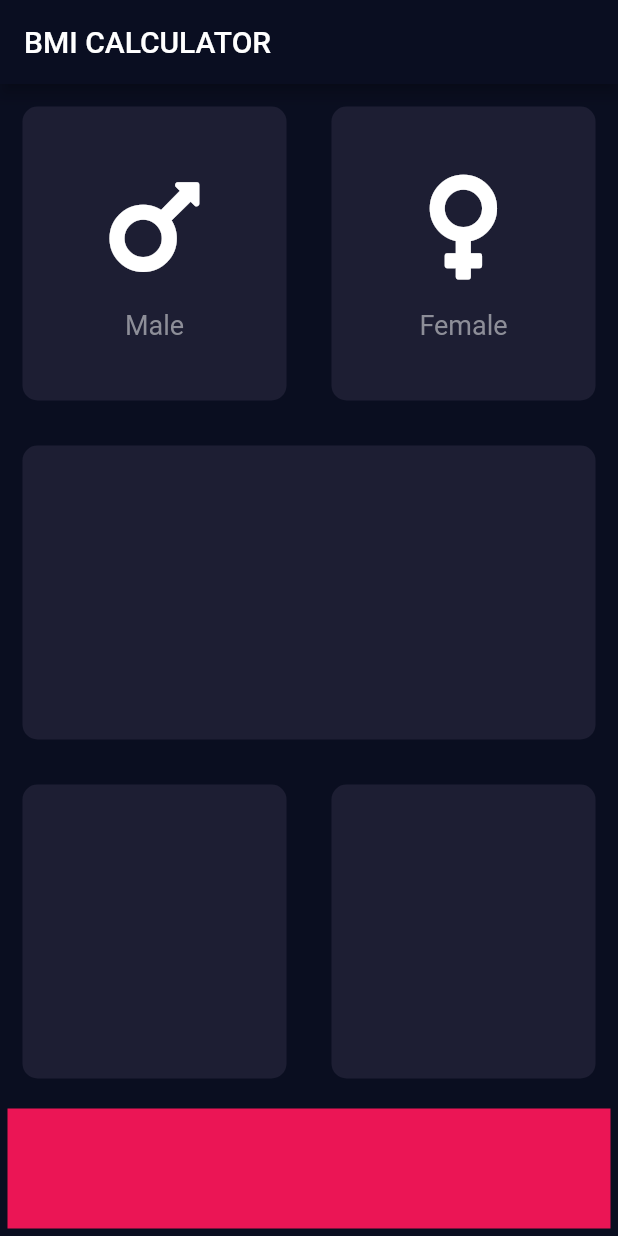
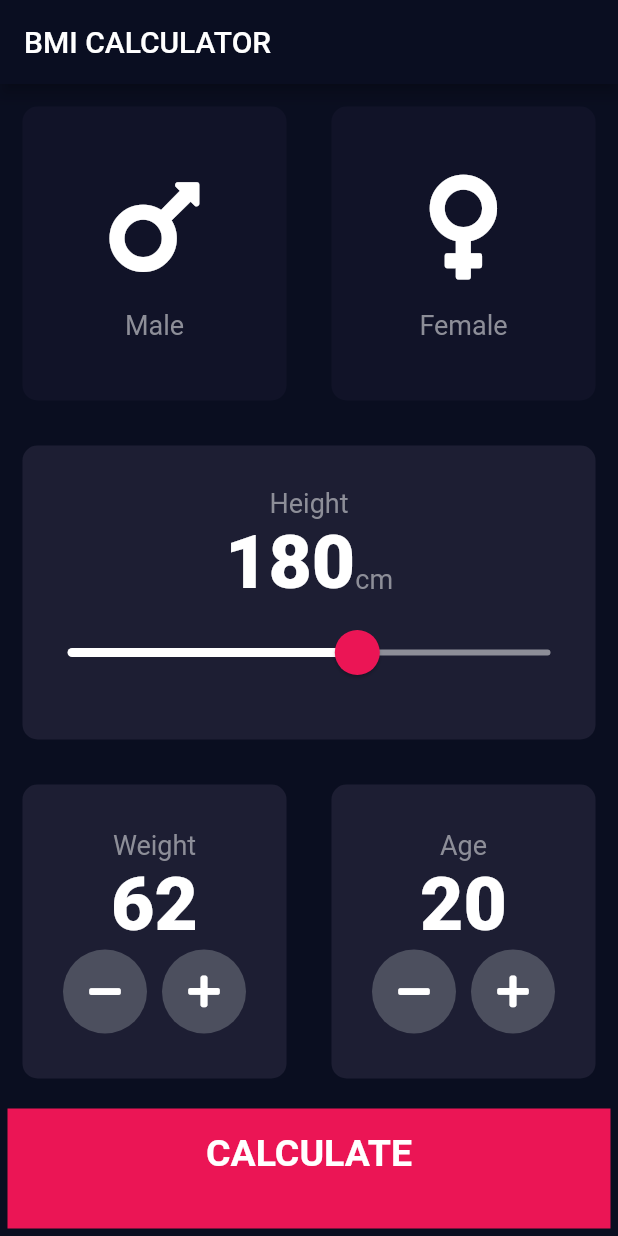
Before and after one commit to mainak679/BMI_Calculator_master, a Flutter app: the screen it shows after launch, on a phone screen of 412 x 824 dp. Run offline on Flutter 3.47's test engine with Material 2 defaults, Android fonts, the phone set to English and light mode, and no system bars; our stand-ins replace font_awesome_flutter.

```diff
--- /dev/null
+++ b/lib/components/bottom_button.dart
@@ -0,0 +1,25 @@
+import 'package:flutter/material.dart';
+import 'package:bmi_calculator/constants.dart';
+
+class BottomButton extends StatelessWidget {
+
+  BottomButton({@required this.buttonTitle,@required this.onPress});
+
+  final Function onPress;
+  final String buttonTitle;
+  @override
+  Widget build(BuildContext context) {
+    return GestureDetector(
+            onTap: onPress,
+             child: Container(
+               child: Center(child: Text(buttonTitle,style: kLargeButtonTextStyle
+               )),
+              margin: EdgeInsets.all(5.0),
+              padding: EdgeInsets.only(bottom: 20.0),
+              height: bottomContainerHeight,
+              width: double.infinity,
+              color: Color(0xFFEB1555),
+            ),
+          );
+  }
+}
--- a/lib/icon_content.dart
+++ b/lib/components/icon_content.dart
@@ -1,9 +1,7 @@
 import 'package:flutter/material.dart';
+import 'package:bmi_calculator/constants.dart';
 
-const labelTextStyle=TextStyle(
-            color: Color(0xFF8D8E98),
-            fontSize: 18.0,
-          );
+
 
 class IconContent extends StatelessWidget {
 
@@ -25,7 +23,7 @@ class IconContent extends StatelessWidget {
         ),
         Text(
           label,
-          style: labelTextStyle,
+          style: kLabelTextStyle,
         ),
       ],
     );
--- /dev/null
+++ b/lib/components/reusable_card.dart
@@ -0,0 +1,23 @@
+import 'package:flutter/material.dart';
+
+class ReusableCard extends StatelessWidget {
+  ReusableCard({@required this.colour, this.cardchild,this.onPress});
+
+  final Color colour;
+  final Widget cardchild;
+  final Function onPress;
+  @override
+  Widget build(BuildContext context) {
+    return GestureDetector(
+      onTap: onPress,
+          child: Container(
+        child: cardchild,
+        margin: EdgeInsets.all(15.0),
+        decoration: BoxDecoration(
+          color: colour,
+          borderRadius: BorderRadius.circular(10.0),
+        ),
+      ),
+    );
+  }
+}
--- /dev/null
+++ b/lib/components/round_icon_button.dart
@@ -0,0 +1,21 @@
+import 'package:flutter/material.dart';
+
+class RoundIconButton extends StatelessWidget {
+  RoundIconButton({@required this.icon, @required this.onPressed});
+  final IconData icon;
+  final Function onPressed;
+  @override
+  Widget build(BuildContext context) {
+    return RawMaterialButton(
+      elevation: 0.0,
+      child: Icon(icon),
+      onPressed: onPressed,
+      constraints: BoxConstraints.tightFor(
+        width: 56.0,
+        height: 56.0,
+      ),
+      shape: CircleBorder(),
+      fillColor: Color(0xFF4c4F5E),
+    );
+  }
+}
--- /dev/null
+++ b/lib/constants.dart
@@ -0,0 +1,43 @@
+import 'package:flutter/material.dart';
+
+const bottomContainerHeight = 80.0;
+const kActiveCardColor = Color(0xFF1D1E33);
+const kInactiveCardColor = Color(0xFF111328);
+const kBottomContainerColor = Color(0xFF1D1E33);
+
+const kLabelTextStyle = TextStyle(
+  color: Color(0xFF8D8E98),
+  fontSize: 18.0,
+);
+
+
+const kNumberTextStyle = TextStyle(
+  fontSize: 50.0,
+  fontWeight: FontWeight.w900,
+);
+
+const kLargeButtonTextStyle =TextStyle(
+  fontSize: 25.0,
+  fontWeight: FontWeight.bold,
+);
+
+const kTitleTextStyle =TextStyle(
+  fontSize:40.0,
+  fontWeight: FontWeight.bold
+);
+
+const kResultTextStyle =TextStyle(
+    color: Color(0xFF24D876),
+    fontSize: 22.0,
+    fontWeight: FontWeight.bold,
+);
+
+const kBMITextStyle =TextStyle(
+    fontSize: 60.0,
+    fontWeight: FontWeight.bold,
+);
+
+const kBodyTextStyle =TextStyle(
+    fontSize: 22.0,
+
+);
--- a/lib/input_page.dart
+++ /dev/null
@@ -1,81 +0,0 @@
-import 'package:flutter/material.dart';
-import 'package:font_awesome_flutter/font_awesome_flutter.dart';
-import 'reusable_card.dart';
-import 'icon_content.dart';
-
-const bottomContainerHeight = 80.0;
-const activeCardColor = Color(0xFF1D1E33);
-const inactiveCardColor = Color(0xFF111328);
-const bottomContainerColor = Color(0xFF1D1E33);
-
-
-class InputPage extends StatefulWidget {
-  @override
-  _InputPageState createState() => _InputPageState();
-}
-
-class _InputPageState extends State<InputPage> {
-  @override
-  Widget build(BuildContext context) {
-    return Scaffold(
-      appBar: AppBar(
-        title: Text('BMI CALCULATOR'),
-      ),
-      body: Column(
-        children: <Widget>[
-          Expanded(
-            child: Row(
-              children: <Widget>[
-                Expanded(
-                  child: ReusableCard(
-                    colour: activeCardColor,
-                    cardchild: IconContent(icon: FontAwesomeIcons.mars,label:'Male'),
-                  ),
-                ),
-                Expanded(
-                  child: ReusableCard(
-                    colour: activeCardColor,
-                    cardchild: IconContent(icon: FontAwesomeIcons.venus,label:'Female'),
-                  ),
-                ),
-              ],
-            ),
-          ),
-          Expanded(
-            child: Row(
-              children: <Widget>[
-                Expanded(
-                  child: ReusableCard(
-                    colour: activeCardColor,
-                  ),
-                ),
-              ],
-            ),
-          ),
-          Expanded(
-            child: Row(
-              children: <Widget>[
-                Expanded(
-                  child: new ReusableCard(
-                    colour: activeCardColor,
-                  ),
-                ),
-                Expanded(
-                  child: new ReusableCard(
-                    colour: activeCardColor,
-                  ),
-                ),
-              ],
-            ),
-          ),
-          Container(
-            margin: EdgeInsets.all(5.0),
-            height: bottomContainerHeight,
-            width: double.infinity,
-            color: Color(0xFFEB1555),
-          )
-        ],
-      ),
-    );
-  }
-}
--- a/lib/main.dart
+++ b/lib/main.dart
@@ -1,5 +1,5 @@
 import 'package:flutter/material.dart';
-import 'input_page.dart';
+import 'package:bmi_calculator/screens/input_page.dart';
 
 void main() => runApp(BMICalculator());
 
@@ -13,6 +13,7 @@ class BMICalculator extends StatelessWidget {
         scaffoldBackgroundColor: Color(0xFF0A0E20),
       ),
       home: InputPage(),
+
     );
   }
 }
--- a/lib/reusable_card.dart
+++ /dev/null
@@ -1,19 +0,0 @@
-import 'package:flutter/material.dart';
-
-class ReusableCard extends StatelessWidget {
-  ReusableCard({@required this.colour, this.cardchild});
-
-  final Color colour;
-  final Widget cardchild;
-  @override
-  Widget build(BuildContext context) {
-    return Container(
-      child: cardchild,
-      margin: EdgeInsets.all(15.0),
-      decoration: BoxDecoration(
-        color: colour,
-        borderRadius: BorderRadius.circular(10.0),
-      ),
-    );
-  }
-}
--- /dev/null
+++ b/lib/screens/calculator_brain.dart
@@ -0,0 +1,30 @@
+import 'dart:math';
+class CalculatorBrain{
+
+  CalculatorBrain({this.height,this.weight});
+  final int height;
+  final int weight;
+  double _bmi;
+
+  String calculateBMI(){
+    double _bmi=weight/pow(height/100, 2);
+    return _bmi.toStringAsFixed(1);
+
+  }
+  String getResult(){
+    if(_bmi >= 25.0)
+      return 'Overweight';
+    else if(_bmi > 18.5)
+      return 'Normal';
+    else
+      return  'Underweight';
+  }
+  String getInterpretation(){
+    if(_bmi >= 25.0)
+      return 'You have a higher than normal body weight.Try exercise more.';
+    else if(_bmi > 18.5)
+      return 'You have a normal body weight.Good job!';
+    else
+      return  'You have a lower than normal body weight.You should eat a bit more.';
+  }
+}
--- /dev/null
+++ b/lib/screens/input_page.dart
@@ -0,0 +1,226 @@
+import 'results_page.dart';
+import 'package:flutter/material.dart';
+import 'package:bmi_calculator/components/reusable_card.dart';
+import 'package:bmi_calculator/components/bottom_button.dart';
+
+import 'package:font_awesome_flutter/font_awesome_flutter.dart';
+import 'package:bmi_calculator/components/icon_content.dart';
+import 'package:bmi_calculator/constants.dart';
+import 'package:bmi_calculator/components/round_icon_button.dart';
+import 'calculator_brain.dart';
+
+enum Gender {
+  male,
+  female,
+}
+
+class InputPage extends StatefulWidget {
+  @override
+  _InputPageState createState() => _InputPageState();
+}
+
+class _InputPageState extends State<InputPage> {
+  Gender selectedGender;
+  int height = 180;
+  int weight = 62;
+  int age = 20;
+
+  @override
+  Widget build(BuildContext context) {
+    return Scaffold(
+      appBar: AppBar(
+        title: Text('BMI CALCULATOR'),
+      ),
+      body: Column(
+        crossAxisAlignment: CrossAxisAlignment.stretch,
+        children: <Widget>[
+          Expanded(
+            child: Row(
+              children: <Widget>[
+                Expanded(
+                  child: ReusableCard(
+                    onPress: () {
+                      setState(() {
+                        selectedGender = Gender.male;
+                      });
+                    },
+                    colour: selectedGender == Gender.male
+                        ? kActiveCardColor
+                        : kInactiveCardColor,
+                    cardchild:
+                        IconContent(icon: FontAwesomeIcons.mars, label: 'Male'),
+                  ),
+                ),
+                Expanded(
+                  child: ReusableCard(
+                    onPress: () {
+                      setState(() {
+                        selectedGender = Gender.female;
+                      });
+                    },
+                    colour: selectedGender == Gender.female
+                        ? kActiveCardColor
+                        : kInactiveCardColor,
+                    cardchild: IconContent(
+                        icon: FontAwesomeIcons.venus, label: 'Female'),
+                  ),
+                ),
+              ],
+            ),
+          ),
+          Expanded(
+            child: ReusableCard(
+              colour: kActiveCardColor,
+              cardchild: Column(
+                mainAxisAlignment: MainAxisAlignment.center,
+                children: <Widget>[
+                  Text(
+                    'Height',
+                    style: kLabelTextStyle,
+                  ),
+                  Row(
+                    mainAxisAlignment: MainAxisAlignment.center,
+                    crossAxisAlignment: CrossAxisAlignment.baseline,
+                    textBaseline: TextBaseline.ideographic,
+                    children: <Widget>[
+                      Text(
+                        height.toString(),
+                        style: kNumberTextStyle,
+                      ),
+                      Text(
+                        'cm',
+                        style: kLabelTextStyle,
+                      ),
+                    ],
+                  ),
+                  SliderTheme(
+                    data: SliderTheme.of(context).copyWith(
+                      activeTrackColor: Colors.white,
+                      thumbColor: Color(0xFFEB1555),
+                      overlayColor: Color(0x29EB1555),
+                      thumbShape:
+                          RoundSliderThumbShape(enabledThumbRadius: 15.0),
+                      overlayShape:
+                          RoundSliderOverlayShape(overlayRadius: 30.0),
+                    ),
+                    child: Slider(
+                      value: height.toDouble(),
+                      min: 120.0,
+                      max: 220.0,
+                      inactiveColor: Color(0xFF8D8E98),
+                      onChanged: (double newValue) {
+                        setState(() {
+                          height = newValue.round();
+                          print(height);
+                        });
+                      },
+                    ),
+                  )
+                ],
+              ),
+            ),
+          ),
+          Expanded(
+            child: Row(
+              children: <Widget>[
+                Expanded(
+                  child: new ReusableCard(
+                    colour: kActiveCardColor,
+                    cardchild: Column(
+                        mainAxisAlignment: MainAxisAlignment.center,
+                        children: <Widget>[
+                          Text(
+                            'Weight',
+                            style: kLabelTextStyle,
+                          ),
+                          Text(
+                            weight.toString(),
+                            style: kNumberTextStyle,
+                          ),
+                          Row(
+                            mainAxisAlignment: MainAxisAlignment.center,
+                            children: <Widget>[
+                              RoundIconButton(
+                                icon: FontAwesomeIcons.minus,
+                                onPressed: () {
+                                  setState(() {
+                                    weight--;
+                                  });
+                                },
+                              ),
+                              SizedBox(width: 10.0),
+                              RoundIconButton(
+                                icon: FontAwesomeIcons.plus,
+                                onPressed: () {
+                                  setState(() {
+                                    weight++;
+                                  });
+                                },
+                              ),
+                            ],
+                          ),
+                        ]),
+                  ),
+                ),
+                Expanded(
+                  child: new ReusableCard(
+                    colour: kActiveCardColor,
+                    cardchild: Column(
+                        mainAxisAlignment: MainAxisAlignment.center,
+                        children: <Widget>[
+                          Text(
+                            'Age',
+                            style: kLabelTextStyle,
+                          ),
+                          Text(
+                            age.toString(),
+                            style: kNumberTextStyle,
+                          ),
+                          Row(
+                            mainAxisAlignment: MainAxisAlignment.center,
+                            children: <Widget>[
+                              RoundIconButton(
+                                icon: FontAwesomeIcons.minus,
+                                onPressed: () {
+                                  setState(() {
+                                    age--;
+                                  });
+                                },
+                              ),
+                              SizedBox(width: 10.0),
+                              RoundIconButton(
+                                icon: FontAwesomeIcons.plus,
+                                onPressed: () {
+                                  setState(() {
+                                    age++;
+                                  });
+                                },
+                              ),
+                            ],
+                          ),
+                        ]),
+                  ),
+                ),
+              ],
+            ),
+          ),
+          BottomButton(
+              buttonTitle: 'CALCULATE',
+              onPress: () {
+                CalculatorBrain calc =
+                    CalculatorBrain(height: height, weight: weight);
+                Navigator.push(
+                  context,
+                  MaterialPageRoute(
+                    builder: (context) => ResultsPage(
+                        bmiResult: calc.calculateBMI(),
+                        resultText: calc.getResult(),
+                        interpretation: calc.getInterpretation()),
+                  ),
+                );
+              }),
+        ],
+      ),
+    );
+  }
+}
```
Also changed, not shown: lib/screens/results_page.dart (added, +63 -0 lines), 1 other file.
